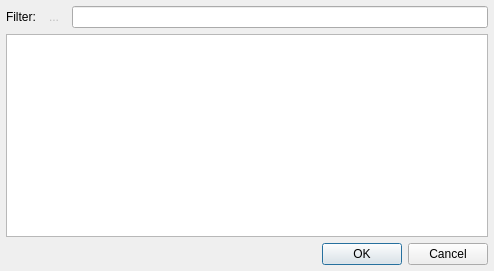
KDAB/Charm, file Charm/SelectTaskDialog.ui: the form before one commit.
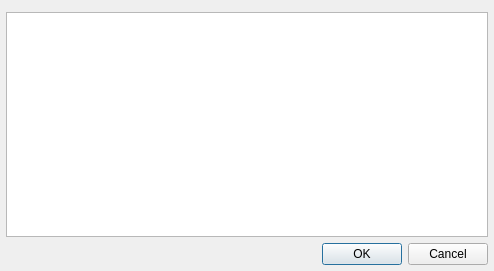
The form after the commit. Custom widgets are drawn as their Qt base class.

What changed in the file:
```diff
--- a/Charm/SelectTaskDialog.ui
+++ b/Charm/SelectTaskDialog.ui
@@ -17,30 +17,7 @@
    <property name="margin">
     <number>6</number>
    </property>
-   <item row="0" column="0">
-    <widget class="QLabel" name="label">
-     <property name="text">
-      <string>Filter:</string>
-     </property>
-    </widget>
-   </item>
-   <item row="0" column="1">
-    <widget class="QToolButton" name="buttonClearFilter">
-     <property name="enabled">
-      <bool>false</bool>
-     </property>
-     <property name="text">
-      <string>...</string>
-     </property>
-     <property name="autoRaise">
-      <bool>true</bool>
-     </property>
-    </widget>
-   </item>
-   <item row="0" column="2">
-    <widget class="QLineEdit" name="lineEditFilter"/>
-   </item>
-   <item row="1" column="0" colspan="3">
+   <item row="1" column="0" colspan="2">
     <widget class="QTreeView" name="treeView">
      <property name="alternatingRowColors">
       <bool>true</bool>
@@ -50,7 +27,7 @@
      </property>
     </widget>
    </item>
-   <item row="2" column="0" colspan="3">
+   <item row="2" column="0" colspan="2">
     <widget class="QDialogButtonBox" name="buttonBox">
      <property name="orientation">
       <enum>Qt::Horizontal</enum>
@@ -60,8 +37,26 @@
      </property>
     </widget>
    </item>
+   <item row="0" column="1">
+    <widget class="QSearchField" name="filter" native="true">
+     <property name="sizePolicy">
+      <sizepolicy hsizetype="Expanding" vsizetype="Fixed">
+       <horstretch>0</horstretch>
+       <verstretch>0</verstretch>
+      </sizepolicy>
+     </property>
+    </widget>
+   </item>
   </layout>
  </widget>
+ <customwidgets>
+  <customwidget>
+   <class>QSearchField</class>
+   <extends>QWidget</extends>
+   <header>Qocoa/qsearchfield.h</header>
+   <container>1</container>
+  </customwidget>
+ </customwidgets>
  <tabstops>
   <tabstop>lineEditFilter</tabstop>
   <tabstop>buttonBox</tabstop>
```
Left out of the diff: 18 changed lines with no effect on the pictures.
